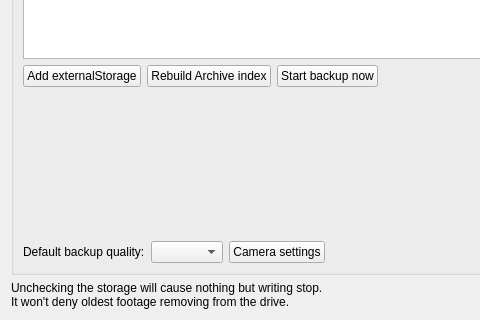
networkoptix/nx_open, file client/src/ui/widgets/properties/storage_config_widget.ui: the form before one commit; both pictures show x 0 to 480 and y 328 to 648 of the 769 by 648 pixel window.
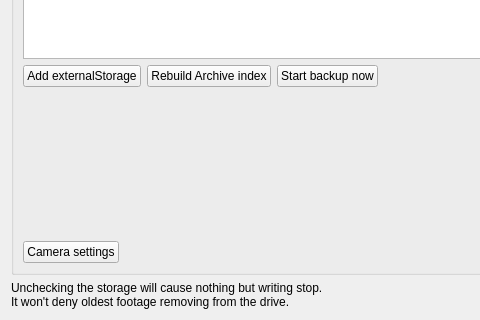
The form after the commit. Custom widgets are drawn as their Qt base class.

```diff
--- a/client/src/ui/widgets/properties/storage_config_widget.ui
+++ b/client/src/ui/widgets/properties/storage_config_widget.ui
@@ -301,16 +301,6 @@
       </item>
       <item>
        <layout class="QHBoxLayout" name="horizontalLayout_5">
-        <item>
-         <widget class="QLabel" name="label_4">
-          <property name="text">
-           <string>Default backup quality:</string>
-          </property>
-         </widget>
-        </item>
-        <item>
-         <widget class="QComboBox" name="comboBoxBackupQuality"/>
-        </item>
         <item>
          <widget class="QPushButton" name="pushButtonCameraSettings">
           <property name="text">
```
